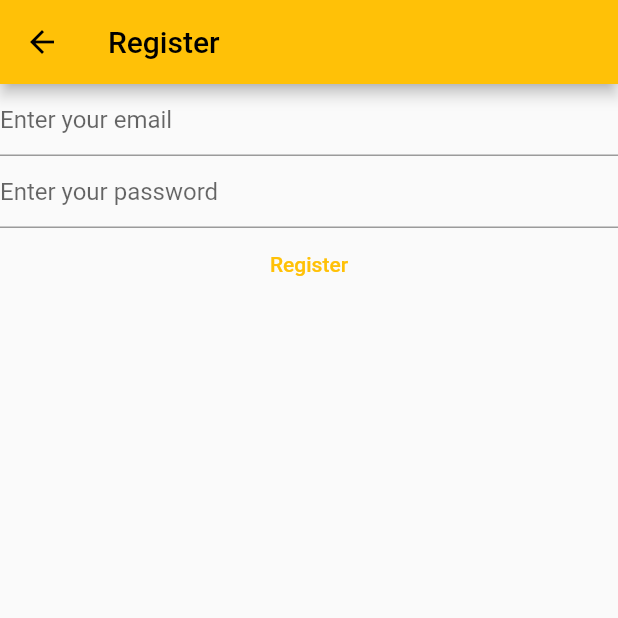
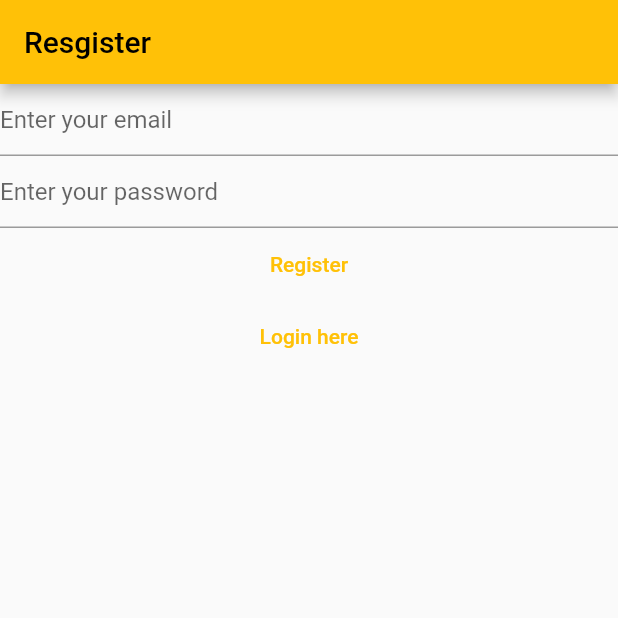
Before and after one commit to moon-home/nerd-collector, a Flutter app: the RegisterView screen opened directly, on a phone screen of 412 x 824 dp, the top half of it. Run offline on Flutter 3.47's test engine with Material 2 defaults, Android fonts, the phone set to English and light mode, and no system bars; our stand-ins replace firebase_auth, firebase_core; accounts and stored records are empty.

```diff
--- a/lib/views/register_view.dart
+++ b/lib/views/register_view.dart
@@ -1,7 +1,5 @@
-import 'package:firebase_core/firebase_core.dart';
 import 'package:firebase_auth/firebase_auth.dart';
 import 'package:flutter/material.dart';
-import 'package:nerdcollector/firebase_options.dart';
 
 class RegisterView extends StatefulWidget {
   const RegisterView({super.key});
@@ -32,22 +30,12 @@
   Widget build(BuildContext context) {
     // final wordPair = WordPair.random();
     return Scaffold(
-      appBar: AppBar(
-        title: const Text('Register'),
-      ),
-      body: FutureBuilder(
-        future: Firebase.initializeApp(
-          options: DefaultFirebaseOptions.currentPlatform,
-        ),
-        builder: ((context, snapshot) {
-          switch (snapshot.connectionState) {
-            case ConnectionState.done:
-              return Column(
+      appBar: AppBar(title: const Text('Resgister')),
+      body: Column(
         children: [
           TextField(
             controller: _email,
-                    decoration:
-                        const InputDecoration(hintText: 'Enter your email'),
+            decoration: const InputDecoration(hintText: 'Enter your email'),
           ),
           TextField(
             controller: _password,
@@ -55,8 +43,7 @@
             enableSuggestions: false,
             autocorrect: false,
             keyboardType: TextInputType.emailAddress,
-                    decoration:
-                        const InputDecoration(hintText: 'Enter your password'),
+            decoration: const InputDecoration(hintText: 'Enter your password'),
           ),
           TextButton(
             onPressed: () async {
@@ -75,12 +62,16 @@
             },
             child: const Text('Register'),
           ),
+          TextButton(
+            onPressed: () {
+              Navigator.of(context)
+                  .pushNamedAndRemoveUntil('/login/', (route) => false);
+            },
+            child: const Text(
+              'Login here',
+            ),
+          ),
         ],
-              );
-            default:
-              return const Text('Loading...');
-          }
-        }),
       ),
     );
   }
```
Also changed, not shown: lib/main.dart (+16 -14 lines), lib/views/login_view.dart (+14 -21 lines), lib/views/verify_email_view.dart (added, +32 -0 lines). Lines whose indentation alone changed are shown as unchanged.
